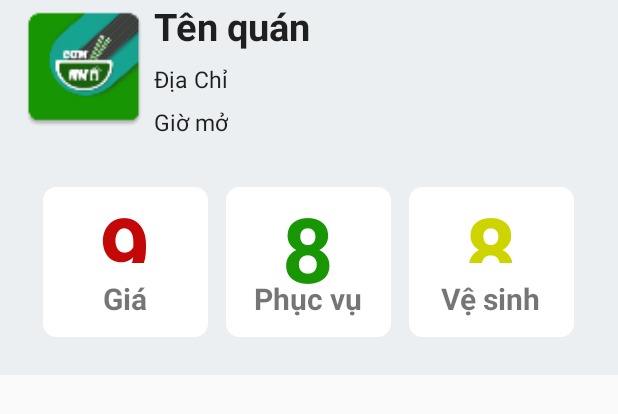
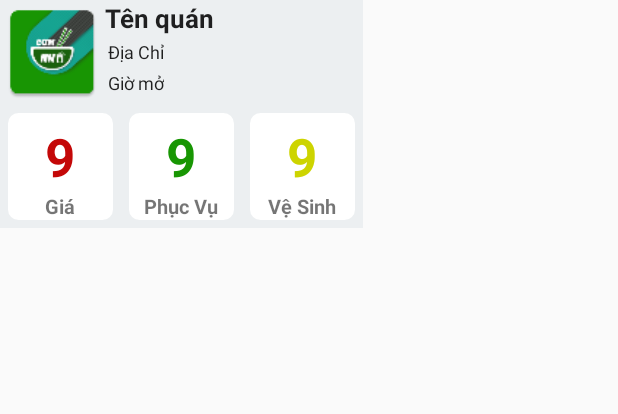
Before and after one commit to tungpham6195/comnha.app, an Android app: the layout infowindowlayout.xml on its own in the app's theme, with its tools: preview values and no code run, on a phone screen of 412 x 824 dp. Shown: the top 414 px of the screen. Run offline under Robolectric (Android 15) with nearby library versions, the phone set to English and light mode, and no system bars.

Commit message:
ver 20. map + infowindow. test xem đc chưa

```diff
--- a/Comnha/app/src/main/java/com/app/ptt/comnha/Adapters/Chooseloca_rcyler_adapter.java
+++ b/Comnha/app/src/main/java/com/app/ptt/comnha/Adapters/Chooseloca_rcyler_adapter.java
@@ -8,7 +8,7 @@ import android.view.ViewGroup;
 import android.widget.ImageView;
 import android.widget.TextView;
 
-import com.app.ptt.comnha.FireBase.Location;
+import com.app.ptt.comnha.FireBase.MyLocation;
 import com.app.ptt.comnha.R;
 
 import java.util.ArrayList;
@@ -33,9 +33,9 @@ public class Chooseloca_rcyler_adapter extends RecyclerView.Adapter<Chooseloca_r
     }
 
     Activity activity;
-    ArrayList<Location> list;
+    ArrayList<MyLocation> list;
 
-    public Chooseloca_rcyler_adapter(ArrayList<Location> list) {
+    public Chooseloca_rcyler_adapter(ArrayList<MyLocation> list) {
         this.list = list;
     }
 
--- a/Comnha/app/src/main/java/com/app/ptt/comnha/Adapters/Locatlist_rcyler_adapter.java
+++ b/Comnha/app/src/main/java/com/app/ptt/comnha/Adapters/Locatlist_rcyler_adapter.java
@@ -8,7 +8,7 @@ import android.view.ViewGroup;
 import android.widget.ImageView;
 import android.widget.TextView;
 
-import com.app.ptt.comnha.FireBase.Location;
+import com.app.ptt.comnha.FireBase.MyLocation;
 import com.app.ptt.comnha.R;
 
 import java.util.ArrayList;
@@ -33,9 +33,9 @@ public class Locatlist_rcyler_adapter extends RecyclerView.Adapter<Locatlist_rcy
     }
 
     Activity activity;
-    ArrayList<Location> list;
+    ArrayList<MyLocation> list;
 
-    public Locatlist_rcyler_adapter(ArrayList<Location> list) {
+    public Locatlist_rcyler_adapter(ArrayList<MyLocation> list) {
         this.list = list;
     }
 
--- a/Comnha/app/src/main/java/com/app/ptt/comnha/AddlocaFragment.java
+++ b/Comnha/app/src/main/java/com/app/ptt/comnha/AddlocaFragment.java
@@ -12,7 +12,7 @@ import android.widget.EditText;
 import android.widget.ImageView;
 import android.widget.Toast;
 
-import com.app.ptt.comnha.FireBase.Location;
+import com.app.ptt.comnha.FireBase.MyLocation;
 import com.firebase.client.Firebase;
 import com.firebase.client.FirebaseError;
 import com.github.clans.fab.FloatingActionButton;
@@ -64,7 +64,7 @@ public class AddlocaFragment extends Fragment implements FloatingActionButton.On
     }
 
     private void addNewLoca() {
-        Location newLocation = new Location();
+        MyLocation newLocation = new MyLocation();
         newLocation.setName(edt_tenquan.getText().toString());
         newLocation.setDiachi(edt_diachi.getText().toString());
         newLocation.setSdt(edt_sdt.getText().toString());
--- a/Comnha/app/src/main/java/com/app/ptt/comnha/FireBase/Location.java
+++ b/Comnha/app/src/main/java/com/app/ptt/comnha/FireBase/MyLocation.java
@@ -7,12 +7,12 @@ import java.util.Map;
  * Created by PTT on 9/26/2016.
  */
 
-public class Location {
+public class MyLocation {
     String name, diachi, sdt, timestart, timeend, latitude, longitude;
     long giamin, giamax;
     String locaID;
 
-    public Location() {
+    public MyLocation() {
     }
 
     public void setLocaID(String locaID) {
--- a/Comnha/app/src/main/java/com/app/ptt/comnha/LocadetailFragment.java
+++ b/Comnha/app/src/main/java/com/app/ptt/comnha/LocadetailFragment.java
@@ -16,7 +16,8 @@ import android.widget.TextView;
 import com.app.ptt.comnha.Adapters.Reviewlist_rcyler_adapter;
 import com.app.ptt.comnha.Classes.CalcuAVGRate;
 import com.app.ptt.comnha.Classes.RecyclerItemClickListener;
-import com.app.ptt.comnha.FireBase.Location;
+import com.app.ptt.comnha.FireBase.MyLocation;
+import com.app.ptt.comnha.FireBase.MyLocation;
 import com.app.ptt.comnha.FireBase.Post;
 import com.firebase.client.ChildEventListener;
 import com.firebase.client.DataSnapshot;
@@ -78,7 +79,7 @@ public class LocadetailFragment extends Fragment {
         ref.child("Locations/" + locaID).addValueEventListener(new ValueEventListener() {
             @Override
             public void onDataChange(DataSnapshot dataSnapshot) {
-                Location location = dataSnapshot.getValue(Location.class);
+                MyLocation location = dataSnapshot.getValue(MyLocation.class);
                 String gio = location.getTimestart() + " - " + location.getTimeend();
                 String tenquan = location.getName();
                 String diachi = location.getDiachi();
--- a/Comnha/app/src/main/res/drawable-mdpi/background_style.xml
+++ b/Comnha/app/src/main/res/drawable-mdpi/background_style.xml
@@ -1,7 +1,7 @@
 <?xml version="1.0" encoding="utf-8"?>
 <shape xmlns:android="http://schemas.android.com/apk/res/android" android:shape="rectangle" >
     <corners
-        android:radius="7dp"
+        android:radius="5dp"
         />
     <gradient
         android:gradientRadius="100"
@@ -11,10 +11,6 @@
         android:endColor="#FFFFFF"
         android:type="radial"
         />
-    <size
-        android:width="270dp"
-        android:height="60dp"
-        />
     <stroke
         android:width="3dp"
         android:color="#FFFFFF"
--- a/Comnha/app/src/main/res/layout/infowindowlayout.xml
+++ b/Comnha/app/src/main/res/layout/infowindowlayout.xml
@@ -1,108 +1,9 @@
 <?xml version="1.0" encoding="utf-8"?>
-<RelativeLayout xmlns:android="http://schemas.android.com/apk/res/android"
-    xmlns:app="http://schemas.android.com/apk/res-auto"
-    xmlns:tools="http://schemas.android.com/tools"
-     android:layout_width="match_parent"
+<LinearLayout xmlns:android="http://schemas.android.com/apk/res/android"
+    android:orientation="vertical"
     android:layout_height="wrap_content"
-    android:background="#ECEFF1">
-
-    <LinearLayout
-        android:orientation="horizontal"
-        android:layout_below="@+id/ll1"
-        android:layout_width="match_parent"
-        android:layout_height="150dp"
-        android:layout_alignParentStart="true"
-        android:gravity="center"
-        android:background="#ECEFF1">
-
-        <RelativeLayout
-            android:layout_width="110dp"
-            android:background="@drawable/background_style"
-            android:layout_marginRight="12dp"
-            android:layout_height="100dp">
-
-            <TextView
-                android:text="Giá"
-                android:layout_width="wrap_content"
-                android:layout_height="wrap_content"
-                android:layout_alignParentBottom="true"
-                android:layout_centerHorizontal="true"
-                android:layout_marginBottom="12dp"
-                android:textStyle="bold"
-                android:textSize="20sp"
-                android:id="@+id/txt_GiaTien" />
-
-            <TextView
-                android:text="9"
-                android:layout_width="wrap_content"
-                android:layout_height="wrap_content"
-                android:textSize="60sp"
-                android:textStyle="bold"
-                android:id="@+id/txt_DiemGia"
-                android:layout_above="@+id/txt_GiaTien"
-                android:layout_centerHorizontal="true"
-                android:layout_marginBottom="10dp"
-                android:textColor="@color/colorgia" />
-        </RelativeLayout>
-        <RelativeLayout
-            android:layout_width="110dp"
-            android:layout_height="100dp"
-            android:background="@drawable/background_style"
-            android:layout_marginRight="12dp">
-
-            <TextView
-                android:text="Phục vụ"
-                android:layout_width="wrap_content"
-                android:layout_height="wrap_content"
-                android:layout_alignParentBottom="true"
-                android:layout_centerHorizontal="true"
-                android:layout_marginBottom="12dp"
-                android:textStyle="bold"
-                android:textSize="20sp"
-                android:id="@+id/text_PhucVu" />
-
-            <TextView
-                android:text="8"
-                android:layout_width="wrap_content"
-                android:layout_height="wrap_content"
-                android:textSize="60sp"
-                android:textStyle="bold"
-                android:id="@+id/txt_DiemPhucVu"
-                android:textColor="@color/colorphucvu"
-                android:layout_alignParentTop="true"
-                android:layout_centerHorizontal="true" />
-        </RelativeLayout>
-        <RelativeLayout
-            android:layout_width="110dp"
-            android:layout_height="100dp"
-            android:background="@drawable/background_style">
-
-            <TextView
-                android:text="Vệ sinh"
-                android:layout_width="wrap_content"
-                android:layout_height="wrap_content"
-                android:layout_alignParentBottom="true"
-                android:layout_centerHorizontal="true"
-                android:layout_marginBottom="12dp"
-                android:textStyle="bold"
-                android:textSize="20sp"
-                android:id="@+id/text_VeSinh" />
-
-            <TextView
-                android:text="8"
-                android:layout_width="wrap_content"
-                android:layout_height="wrap_content"
-                android:textSize="60sp"
-                android:textStyle="bold"
-                android:id="@+id/txt_DiemVeSinh"
-                android:layout_above="@+id/text_VeSinh"
-                android:layout_centerHorizontal="true"
-                android:layout_marginBottom="10dp"
-                android:textColor="@color/colorvesinh" />
-        </RelativeLayout>
-
-    </LinearLayout>
-
+    android:background="#ECEFF1"
+    android:layout_width="wrap_content">
     <LinearLayout
         android:id="@+id/ll1"
         android:orientation="horizontal"
@@ -114,50 +15,134 @@
         android:layout_alignParentStart="true">
 
         <ImageView
-            android:layout_weight="0.18"
-            android:layout_width="wrap_content"
-            android:layout_height="90dp"
-            android:layout_marginLeft="10dp"
+
+            android:layout_width="70dp"
+            android:layout_height="70dp"
             android:id="@+id/imageView2"
             android:background="@mipmap/ic_launcher"
-            android:layout_alignParentTop="true"
-            android:layout_alignParentStart="true" />
+            />
 
         <LinearLayout
-            android:layout_weight="0.8"
             android:orientation="vertical"
-            android:weightSum="3"
             android:layout_width="wrap_content"
-            android:layout_height="100dp">
+            android:layout_height="wrap_content">
 
             <TextView
-                android:layout_weight="1"
                 android:layout_width="wrap_content"
                 android:layout_height="wrap_content"
                 android:text="Tên quán"
                 android:id="@+id/txt_TenQuan"
                 android:textColor="?attr/actionMenuTextColor"
                 android:textStyle="bold"
-                android:textSize="25sp"/>
+                android:textSize="17sp"/>
 
             <TextView
-                android:layout_weight="1"
                 android:layout_width="wrap_content"
                 android:layout_height="wrap_content"
                 android:text="Địa Chỉ"
                 android:id="@+id/txt_DiaChi"
-                android:textSize="15sp"
+                android:padding="2dp"
+                android:textSize="12sp"
                 android:textColor="?attr/actionMenuTextColor" />
             <TextView
-                android:layout_weight="1.15"
+
                 android:layout_width="wrap_content"
                 android:layout_height="wrap_content"
                 android:text="Giờ mở"
+                android:padding="2dp"
                 android:textColor="?attr/actionMenuTextColor"
                 android:id="@+id/txt_GioMo"
-                android:textSize="15sp"/>
+                android:textSize="12sp"/>
         </LinearLayout>
 
     </LinearLayout>
 
-</RelativeLayout>
+    <LinearLayout
+        android:orientation="horizontal"
+        android:layout_below="@+id/ll1"
+        android:layout_width="wrap_content"
+        android:layout_height="wrap_content"
+        android:background="#ECEFF1">
+
+        <LinearLayout
+            android:orientation="vertical"
+            android:background="@drawable/background_style"
+            android:layout_margin="5dp"
+            android:paddingTop="5dp"
+            android:layout_width="70dp"
+            android:layout_height="wrap_content"
+            android:gravity="center_vertical|center_horizontal">
+            <TextView
+                android:layout_width="wrap_content"
+                android:layout_height="wrap_content"
+                android:text="9"
+                android:id="@+id/txt_DiemGia"
+                android:textColor="@color/colorgia"
+                android:textStyle="bold"
+                android:textSize="35sp"/>
+
+            <TextView
+                android:layout_width="wrap_content"
+                android:layout_height="wrap_content"
+                android:text="Giá"
+                android:textSize="13sp"
+                android:textStyle="bold"
+                android:id="@+id/txt_Gia" />
+        </LinearLayout>
+
+        <LinearLayout
+            android:orientation="vertical"
+            android:background="@drawable/background_style"
+
+            android:layout_margin="5dp"
+            android:paddingTop="5dp"
+            android:layout_width="70dp"
+            android:layout_height="wrap_content"
+            android:gravity="center_vertical|center_horizontal">
+            <TextView
+                android:layout_width="wrap_content"
+                android:layout_height="wrap_content"
+                android:text="9"
+                android:id="@+id/txt_DiemPhucVu"
+                android:textColor="@color/colorphucvu"
+                android:textStyle="bold"
+                android:textSize="35sp"/>
+
+            <TextView
+                android:layout_width="wrap_content"
+                android:layout_height="wrap_content"
+                android:text="Phục Vụ"
+                android:textSize="13sp"
+                android:textStyle="bold"
+                android:id="@+id/textView2" />
+        </LinearLayout>
+
+        <LinearLayout
+            android:orientation="vertical"
+            android:background="@drawable/background_style"
+
+            android:layout_margin="5dp"
+            android:paddingTop="5dp"
+            android:layout_width="70dp"
+            android:layout_height="wrap_content"
+            android:gravity="center_vertical|center_horizontal">
+            <TextView
+                android:layout_width="wrap_content"
+                android:layout_height="wrap_content"
+                android:text="9"
+                android:id="@+id/txt_DiemVeSinh"
+                android:textColor="@color/colorvesinh"
+                android:textStyle="bold"
+                android:textSize="35sp"/>
+
+            <TextView
+                android:layout_width="wrap_content"
+                android:layout_height="wrap_content"
+                android:text="Vệ Sinh"
+                android:textSize="13sp"
+                android:textStyle="bold"
+                 />
+        </LinearLayout>
+    </LinearLayout>
+
+</LinearLayout>
--- a/Comnha/build.gradle
+++ b/Comnha/build.gradle
@@ -5,7 +5,7 @@ buildscript {
         jcenter()
     }
     dependencies {
-        classpath 'com.android.tools.build:gradle:2.2.1'
+        classpath 'com.android.tools.build:gradle:2.2.2'
         classpath 'com.google.gms:google-services:3.0.0'
         // NOTE: Do not place your application dependencies here; they belong
         // in the individual module build.gradle files
```
Also changed, not shown: Comnha/app/src/main/java/com/app/ptt/comnha/AdapterActivity.java (+54 -43 lines), Comnha/app/src/main/java/com/app/ptt/comnha/ChooselocaFragment.java (+4 -4 lines), Comnha/app/src/main/java/com/app/ptt/comnha/LocatlistFragment.java (+4 -4 lines), Comnha/app/src/main/java/com/app/ptt/comnha/MapFragment.java (+38 -19 lines), Comnha/app/src/main/java/com/app/ptt/comnha/Modules/DirectionFinder.java (+17 -12 lines), Comnha/app/src/main/java/com/app/ptt/comnha/Modules/Route.java (+130 -8 lines), Comnha/app/src/main/java/com/app/ptt/comnha/Service/MyService.java (+75 -31 lines).
